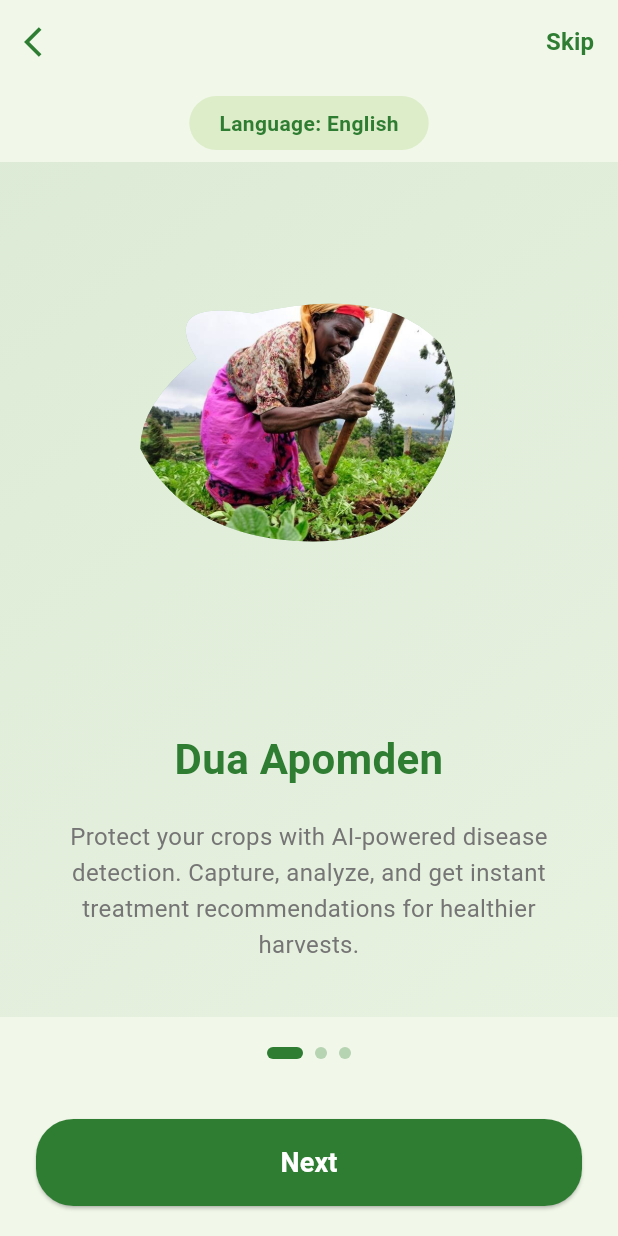
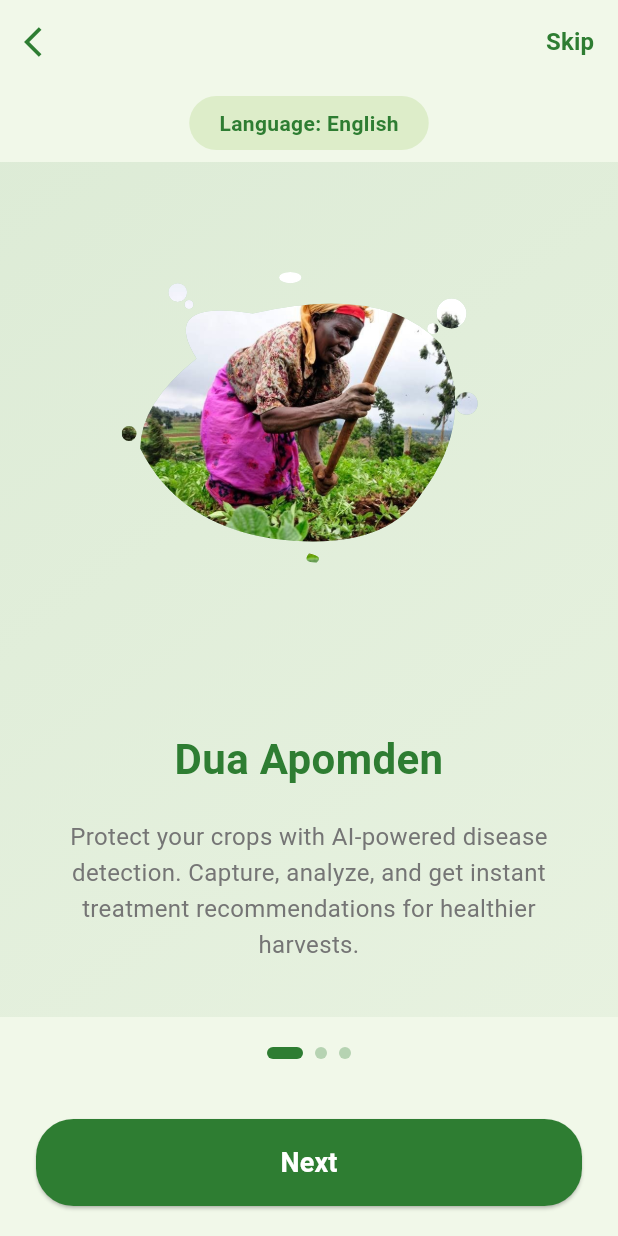
Before and after one commit to Cascasemi/dua_apomden, a Flutter app: the OnboardingScreen screen opened directly, on a phone screen of 412 x 824 dp. Run offline on Flutter 3.47's test engine with Material 3 defaults, Android fonts, the phone set to English and light mode, and no system bars; our stand-ins replace audioplayers, shared_preferences; accounts and stored records are empty.

Commit message:
onboarding shape to water splash clipping

```diff
--- a/lib/screens/onboarding_screen.dart
+++ b/lib/screens/onboarding_screen.dart
@@ -371,7 +371,7 @@ class WaterShapePainter extends CustomPainter {
     final width = size.width;
     final height = size.height;
 
-    // Create organic water-like shape
+    // Create main organic water-like shape
     path.moveTo(width * 0.2, height * 0.3);
 
     // Top left curve
@@ -412,7 +412,55 @@ class WaterShapePainter extends CustomPainter {
 
     path.close();
 
-    // Draw the main shape
+    // Add droplets to match the clipper
+    // Droplet 1 - Top right area
+    path.addOval(Rect.fromCircle(
+      center: Offset(width * 0.88, height * 0.15),
+      radius: width * 0.04,
+    ));
+
+    // Droplet 2 - Top left area
+    path.addOval(Rect.fromCircle(
+      center: Offset(width * 0.15, height * 0.08),
+      radius: width * 0.025,
+    ));
+
+    // Droplet 3 - Right side
+    path.addOval(Rect.fromCircle(
+      center: Offset(width * 0.92, height * 0.45),
+      radius: width * 0.03,
+    ));
+
+    // Droplet 5 - Left side
+    path.addOval(Rect.fromCircle(
+      center: Offset(width * 0.02, height * 0.55),
+      radius: width * 0.02,
+    ));
+
+    // Droplet 6 - Top center area
+    path.addOval(Rect.fromCenter(
+      center: Offset(width * 0.45, height * 0.03),
+      width: width * 0.06,
+      height: width * 0.03,
+    ));
+
+    // Small splash effects
+    path.addOval(Rect.fromCircle(
+      center: Offset(width * 0.83, height * 0.2),
+      radius: width * 0.015,
+    ));
+
+    path.addOval(Rect.fromCircle(
+      center: Offset(width * 0.18, height * 0.12),
+      radius: width * 0.012,
+    ));
+
+    path.addOval(Rect.fromCircle(
+      center: Offset(width * 0.88, height * 0.4),
+      radius: width * 0.01,
+    ));
+
+    // Draw the main shape with droplets
     canvas.drawPath(path, paint);
 
     // Add subtle gradient effect
@@ -429,7 +477,7 @@ class WaterShapePainter extends CustomPainter {
 
     canvas.drawPath(path, gradientPaint);
 
-    // Add ripple effect circles
+    // Add ripple effect circles around the main body
     final ripplePaint = Paint()
       ..color = color.withOpacity(0.1)
       ..style = PaintingStyle.stroke
@@ -452,7 +500,7 @@ class WaterShapeClipper extends CustomClipper<Path> {
     final width = size.width;
     final height = size.height;
 
-    // Create the same organic water-like shape as the painter
+    // Create the main organic water-like shape
     path.moveTo(width * 0.2, height * 0.3);
 
     // Top left curve
@@ -492,6 +540,84 @@ class WaterShapeClipper extends CustomClipper<Path> {
     );
 
     path.close();
+
+    // Add droplet 1 - Top right area
+    final droplet1 = Path();
+    droplet1.addOval(Rect.fromCircle(
+      center: Offset(width * 0.88, height * 0.15),
+      radius: width * 0.04,
+    ));
+    path.addPath(droplet1, Offset.zero);
+
+    // Add droplet 2 - Top left area (smaller)
+    final droplet2 = Path();
+    droplet2.addOval(Rect.fromCircle(
+      center: Offset(width * 0.15, height * 0.08),
+      radius: width * 0.025,
+    ));
+    path.addPath(droplet2, Offset.zero);
+
+    // Add droplet 3 - Right side (medium)
+    final droplet3 = Path();
+    droplet3.addOval(Rect.fromCircle(
+      center: Offset(width * 0.92, height * 0.45),
+      radius: width * 0.03,
+    ));
+    path.addPath(droplet3, Offset.zero);
+
+    // Add droplet 4 - Bottom area (tear drop shape)
+    final droplet4 = Path();
+    droplet4.moveTo(width * 0.5, height * 0.95);
+    droplet4.quadraticBezierTo(
+      width * 0.48, height * 0.98,  // control point
+      width * 0.52, height * 0.98   // end point
+    );
+    droplet4.quadraticBezierTo(
+      width * 0.54, height * 0.96,  // control point
+      width * 0.5, height * 0.95    // back to start
+    );
+    droplet4.close();
+    path.addPath(droplet4, Offset.zero);
+
+    // Add droplet 5 - Left side (small)
+    final droplet5 = Path();
+    droplet5.addOval(Rect.fromCircle(
+      center: Offset(width * 0.02, height * 0.55),
+      radius: width * 0.02,
+    ));
+    path.addPath(droplet5, Offset.zero);
+
+    // Add droplet 6 - Top center area (elongated)
+    final droplet6 = Path();
+    droplet6.addOval(Rect.fromCenter(
+      center: Offset(width * 0.45, height * 0.03),
+      width: width * 0.06,
+      height: width * 0.03,
+    ));
+    path.addPath(droplet6, Offset.zero);
+
+    // Add connecting splash effects - small droplets between main shape and larger droplets
+    final splash1 = Path();
+    splash1.addOval(Rect.fromCircle(
+      center: Offset(width * 0.83, height * 0.2),
+      radius: width * 0.015,
+    ));
+    path.addPath(splash1, Offset.zero);
+
+    final splash2 = Path();
+    splash2.addOval(Rect.fromCircle(
+      center: Offset(width * 0.18, height * 0.12),
+      radius: width * 0.012,
+    ));
+    path.addPath(splash2, Offset.zero);
+
+    final splash3 = Path();
+    splash3.addOval(Rect.fromCircle(
+      center: Offset(width * 0.88, height * 0.4),
+      radius: width * 0.01,
+    ));
+    path.addPath(splash3, Offset.zero);
+
     return path;
   }
 
```
